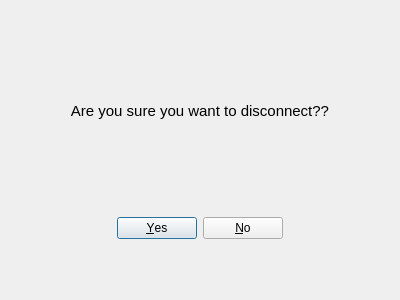
The window that disconnect.ui (Knigan/DB2) describes before a commit, drawn with Qt 5.
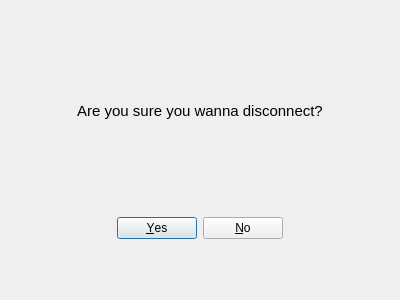
The same window after the commit.

```diff
--- a/disconnect.ui
+++ b/disconnect.ui
@@ -52,7 +52,7 @@
       <enum>Qt::LeftToRight</enum>
      </property>
      <property name="text">
-      <string>Are you sure you want to disconnect??</string>
+      <string>Are you sure you wanna disconnect?</string>
      </property>
      <property name="alignment">
       <set>Qt::AlignCenter</set>
```
